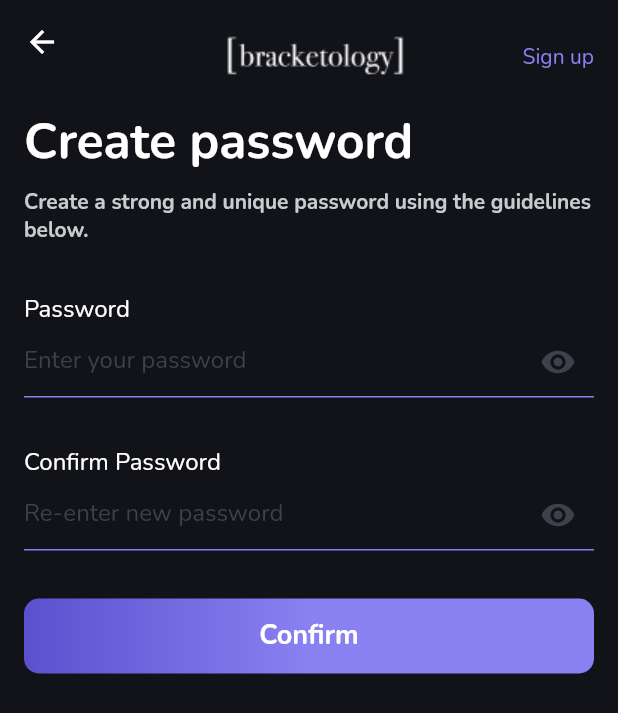
After one commit to sharontechjays/temporary, a Flutter app: the CreatePasswordScreen screen opened by its route, on a phone screen of 412 x 824 dp. The commit adds this screen. Shown: the top 713 px of the screen. Run offline on Flutter 3.47's test engine with Material 2 defaults, Android fonts, the light colour scheme and no system bars; our stand-ins replace dio, equatable, flutter_bloc, flutter_svg, shared_preferences; accounts and stored records are empty.

Commit message:
create password completed

```diff
--- a/lib/app_routes.dart
+++ b/lib/app_routes.dart
@@ -1,4 +1,5 @@
 import 'package:flutter/material.dart';
+import 'package:test_flutter/presentation/screens/create_password_screen.dart';
 import 'package:test_flutter/presentation/screens/sign_in_screen.dart';
 import 'package:test_flutter/presentation/screens/sign_up_screen.dart';
 import 'package:test_flutter/presentation/screens/verify_otp_screen.dart';
@@ -7,6 +8,8 @@ class AppRoutes {
   static Map<String, WidgetBuilder> appRoutes(BuildContext context) {
     return {
       SignInScreen.routeName: (BuildContext context) => const SignInScreen(),
+      CreatePasswordScreen.routeName: (BuildContext context) =>
+          const CreatePasswordScreen(),
       SignUpScreen.routeName: (BuildContext context) {
         final email = ModalRoute.of(context)?.settings.arguments as String?;
         return SignUpScreen(
--- /dev/null
+++ b/lib/presentation/blocs/create_password_bloc.dart
@@ -0,0 +1,17 @@
+import 'package:equatable/equatable.dart';
+import 'package:flutter_bloc/flutter_bloc.dart';
+
+part 'create_password_event.dart';
+
+part 'create_password_state.dart';
+
+class CreatePasswordBloc
+    extends Bloc<CreatePasswordEvent, CreatePasswordState> {
+  CreatePasswordBloc() : super(CreatePasswordInitial()) {
+    on<CreatePasswordEvent>((event, emit) {
+      if (event is CreatePasswordButtonPressed) {
+        emit(CreatePasswordSuccess(message: ""));
+      }
+    });
+  }
+}
--- /dev/null
+++ b/lib/presentation/blocs/create_password_event.dart
@@ -0,0 +1,17 @@
+part of 'create_password_bloc.dart';
+
+abstract class CreatePasswordEvent extends Equatable {
+  @override
+  List<Object> get props => [];
+}
+
+class CreatePasswordButtonPressed extends CreatePasswordEvent {
+  final String password;
+  final String confirmPassword;
+
+  CreatePasswordButtonPressed(
+      {required this.password, required this.confirmPassword});
+
+  @override
+  List<Object> get props => [password, confirmPassword];
+}
--- /dev/null
+++ b/lib/presentation/blocs/create_password_state.dart
@@ -0,0 +1,28 @@
+part of 'create_password_bloc.dart';
+
+abstract class CreatePasswordState extends Equatable {
+  @override
+  List<Object> get props => [];
+}
+
+class CreatePasswordInitial extends CreatePasswordState {}
+
+class CreatePasswordSuccess extends CreatePasswordState {
+  @override
+  List<Object> get props => [];
+
+  final String message;
+
+  CreatePasswordSuccess({required this.message});
+}
+
+class CreatePasswordFailure extends CreatePasswordState {
+  @override
+  List<Object> get props => [];
+
+  final String error;
+
+  CreatePasswordFailure({required this.error});
+}
+
+class CreatePasswordLoading extends CreatePasswordState {}
--- a/lib/presentation/blocs/verify_otp_event.dart
+++ /dev/null
@@ -1,5 +0,0 @@
-part of 'verify_otp_bloc.dart';
-
-abstract class VerifyOtpEvent extends Equatable {
-  const VerifyOtpEvent();
-}
--- a/lib/presentation/blocs/verify_otp_state.dart
+++ b/lib/presentation/blocs/verifyotp/verify_otp_state.dart
@@ -1,4 +1,8 @@
-part of 'verify_otp_bloc.dart';
+
+import 'package:equatable/equatable.dart';
+
+
+
 
 abstract class VerifyOtpState extends Equatable {
   @override
--- a/lib/presentation/constants/app_strings.dart
+++ b/lib/presentation/constants/app_strings.dart
@@ -6,6 +6,7 @@ class Strings {
   static const appNameBrackets = "[Bracketology]";
   static const usernameOrEmail = "Email or Username";
   static const logIn = "Log in";
+  static const signIn = "Sign in";
   static const email = "Email";
   static const confirm = "Confirm";
   static const resendCode = "Resend";
@@ -21,10 +22,14 @@ class Strings {
       "Please enter the 4-digit verification code sent to";
   static const verifyTimerText = "Resend verification code in ";
   static const verifyTimerText2 = "Didn’t receive verification code?  ";
+  static const createPassword = "Create password";
+  static const createPasswordSubHeading = "Create a strong and unique password using the guidelines below.";
+  static const confirmPasswordHintText = "Re-enter new password";
 }
 
 class RouteNames {
   static const signInScreen = "sign_in";
   static const signUpScreen = "sign_up";
   static const verifyOtpScreen = "VerifyOTPScreen";
+  static const createPasswordScreen = "createPassword";
 }
--- /dev/null
+++ b/lib/presentation/screens/create_password_screen.dart
@@ -0,0 +1,177 @@
+import 'package:flutter/material.dart';
+import 'package:flutter_bloc/flutter_bloc.dart';
+import 'package:test_flutter/data/SharedPreferencesHelper.dart';
+import 'package:test_flutter/presentation/blocs/create_password_bloc.dart';
+import 'package:test_flutter/presentation/constants/app_strings.dart';
+import 'package:test_flutter/presentation/screens/onboarding/onboarding.dart';
+import 'package:test_flutter/presentation/screens/sign_up_screen.dart';
+import 'package:test_flutter/presentation/utils/styles/custom_colors.dart';
+import 'package:test_flutter/presentation/utils/styles/custom_styles.dart';
+
+import '../blocs/sign_in/sign_in_bloc.dart';
+import '../blocs/sign_in/sign_in_event.dart';
+import '../blocs/sign_in/sign_in_state.dart';
+import '../utils/styles/custom_dimens.dart';
+import '../widgets/custom_appbar.dart';
+import 'homepage.dart';
+
+class CreatePasswordScreen extends StatelessWidget {
+  static const String routeName = RouteNames.createPasswordScreen;
+
+  const CreatePasswordScreen({Key? key}) : super(key: key);
+
+  @override
+  Widget build(BuildContext context) {
+    return Scaffold(
+      appBar: const CustomAppBar(onAppbarRightButtonClicked: navToSignUPScreen),
+      body: BlocProvider(
+        create: (_) => CreatePasswordBloc(),
+        child: const CreatePasswordForm(),
+      ),
+    );
+  }
+}
+
+void navToSignUPScreen(BuildContext context) {
+  Navigator.pushReplacementNamed(context, SignUpScreen.routeName,
+      arguments: "");
+}
+
+class CreatePasswordForm extends StatefulWidget {
+  const CreatePasswordForm({Key? key}) : super(key: key);
+
+  @override
+  State<CreatePasswordForm> createState() => _CreatePasswordFormState();
+}
+
+class _CreatePasswordFormState extends State<CreatePasswordForm> {
+  final TextEditingController _confirmPasswordController =
+      TextEditingController();
+  final TextEditingController _passwordController = TextEditingController();
+  bool _isPasswordVisible = false;
+  bool _isConfirmPasswordVisible = false;
+
+  @override
+  Widget build(BuildContext context) {
+    return Padding(
+      padding: const EdgeInsets.all(16.0),
+      child: SingleChildScrollView(
+        child: Column(
+          crossAxisAlignment: CrossAxisAlignment.start,
+          children: [
+            const ScreenHeading(
+              title: Strings.createPassword,
+            ),
+            const ScreenSubHeading(text: Strings.createPasswordSubHeading),
+            dimenHeight32,
+            Column(
+              crossAxisAlignment: CrossAxisAlignment.start,
+              children: [
+                const Text(
+                  'Password',
+                  style: TextStyle(fontSize: 16.0),
+                ),
+                TextFormField(
+                  decoration: InputDecoration(
+                    enabledBorder: const UnderlineInputBorder(
+                      borderSide: BorderSide(color: AppColors.secondaryColor),
+                    ),
+                    hintStyle: hintStyle,
+                    hintText: Strings.passwordHint,
+                    focusedBorder: const UnderlineInputBorder(
+                      borderSide: BorderSide(color: AppColors.secondaryColor),
+                    ),
+                    suffixIcon: IconButton(
+                      icon: _isPasswordVisible
+                          ? const Icon(Icons.visibility_off)
+                          : const Icon(Icons.visibility),
+                      onPressed: _togglePasswordVisibility,
+                      color: AppColors.hintColor,
+                    ),
+                  ),
+                  obscureText: !_isPasswordVisible,
+                  controller: _passwordController,
+                ),
+              ],
+            ),
+            dimenHeight32,
+            Column(
+              crossAxisAlignment: CrossAxisAlignment.start,
+              children: [
+                const Text(
+                  'Confirm Password',
+                  style: TextStyle(fontSize: 16.0),
+                ),
+                TextFormField(
+                  decoration: InputDecoration(
+                    enabledBorder: const UnderlineInputBorder(
+                      borderSide: BorderSide(color: AppColors.secondaryColor),
+                    ),
+                    hintStyle: hintStyle,
+                    hintText: Strings.confirmPasswordHintText,
+                    focusedBorder: const UnderlineInputBorder(
+                      borderSide: BorderSide(color: AppColors.secondaryColor),
+                    ),
+                    suffixIcon: IconButton(
+                      icon: _isConfirmPasswordVisible
+                          ? const Icon(Icons.visibility_off)
+                          : const Icon(Icons.visibility),
+                      onPressed: _toggleConfirmPasswordVisibility,
+                      color: AppColors.hintColor,
+                    ),
+                  ),
+                  obscureText: !_isConfirmPasswordVisible,
+                  controller: _confirmPasswordController,
+                ),
+              ],
+            ),
+            dimenHeight32,
+            PrimaryButton(
+              title: Strings.confirm,
+              onPrimaryButtonClicked: _onConfirmButtonClicked,
+            ),
+            BlocConsumer<CreatePasswordBloc, CreatePasswordState>(
+              listener: (context, state) {
+                if (state is CreatePasswordSuccess) {
+                } else if (state is CreatePasswordFailure) {
+                  _clearForm(context);
+                }
+              },
+              builder: (context, state) {
+                if (state is CreatePasswordLoading) {
+                  return const Center(child: CircularProgressIndicator());
+                } else if (state is CreatePasswordFailure) {
+                  return Text(state.error);
+                } else {
+                  return Container();
+                }
+              },
+            ),
+          ],
+        ),
+      ),
+    );
+  }
+
+  void _clearForm(BuildContext context) {
+    _confirmPasswordController.clear();
+    _passwordController.clear();
+    FocusScope.of(context).unfocus();
+  }
+
+  void _togglePasswordVisibility() {
+    setState(() {
+      _isPasswordVisible = !_isPasswordVisible;
+    });
+  }
+
+  _onConfirmButtonClicked(BuildContext context) {}
+
+  void _toggleConfirmPasswordVisibility() {
+    setState(() {
+      _isConfirmPasswordVisible = !_isConfirmPasswordVisible;
+    });
+  }
+
+  void navToForgotPassword(BuildContext context) {}
+}
--- a/lib/presentation/widgets/count_down_timer.dart
+++ b/lib/presentation/widgets/count_down_timer.dart
@@ -75,8 +75,10 @@ class _CountdownWidgetState extends State<CountdownWidget> {
                 TextSpan(
                   text: Strings.resendCode,
                   style: const TextStyle(
-                    fontFamily: 'Nunito',
-                      color: AppColors.primaryColor, fontSize: 14,fontWeight: FontWeight.w700),
+                      fontFamily: 'Nunito',
+                      color: AppColors.primaryColor,
+                      fontSize: 14,
+                      fontWeight: FontWeight.w700),
                   recognizer: TapGestureRecognizer()
                     ..onTap = () {
                       widget.onResendClicked(context);
```
Also changed, not shown: lib/presentation/blocs/verify_otp_bloc.dart (deleted, +0 -13 lines), lib/presentation/blocs/verifyotp/verify_otp_bloc.dart (added, +13 -0 lines), lib/presentation/blocs/verifyotp/verify_otp_event.dart (added, +12 -0 lines), lib/presentation/screens/sign_in_screen.dart (+11 -54 lines), lib/presentation/screens/verify_otp_screen.dart (+11 -3 lines).
